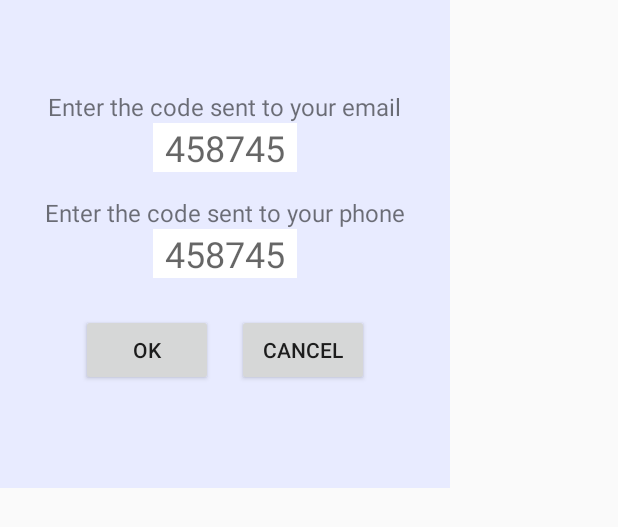
After one commit to Adham-Mostafa99/C4Deaf, an Android app: the layout pop_layout.xml on its own in the app's theme, with its tools: preview values and no code run, on a phone screen of 412 x 824 dp. The commit adds this screen. Shown: the top 527 px of the screen. Run offline under Robolectric (Android 15) with nearby library versions, the phone set to English and light mode, and no system bars; Roboto replaces fonts that are not available here.

Commit message:
add pop up confirm window

```diff
--- a/app/src/main/AndroidManifest.xml
+++ b/app/src/main/AndroidManifest.xml
@@ -10,14 +10,14 @@
         android:roundIcon="@mipmap/ic_launcher_round"
         android:supportsRtl="true"
         android:theme="@style/AppTheme">
-        <activity android:name=".ui.ChatMenuActivity">
+        <activity android:name=".ui.ChatMenuActivity"/>
+        <activity android:name=".ui.SignUpActivity" >
             <intent-filter>
                 <action android:name="android.intent.action.MAIN" />
 
                 <category android:name="android.intent.category.LAUNCHER" />
             </intent-filter>
         </activity>
-        <activity android:name=".ui.SignUpActivity" />
         <activity android:name=".ui.SignInActivity">
 
         </activity>
--- a/app/src/main/java/com/example/graduationproject/ui/SignUpActivity.java
+++ b/app/src/main/java/com/example/graduationproject/ui/SignUpActivity.java
@@ -4,6 +4,7 @@ import android.Manifest;
 import android.app.AlertDialog;
 import android.app.DatePickerDialog;
 import android.app.Dialog;
+import android.content.Context;
 import android.content.DialogInterface;
 import android.content.Intent;
 import android.content.pm.PackageManager;
@@ -12,6 +13,8 @@ import android.net.Uri;
 import android.os.Bundle;
 import android.provider.MediaStore;
 import android.util.Log;
+import android.view.Gravity;
+import android.view.LayoutInflater;
 import android.view.View;
 import android.widget.AdapterView;
 import android.widget.ArrayAdapter;
@@ -20,12 +23,15 @@ import android.widget.CheckBox;
 import android.widget.DatePicker;
 import android.widget.EditText;
 import android.widget.ImageView;
+import android.widget.LinearLayout;
+import android.widget.PopupWindow;
 import android.widget.Spinner;
 import android.widget.TextView;
 import android.widget.Toast;
 
 import androidx.annotation.Nullable;
 import androidx.appcompat.app.AppCompatActivity;
+import androidx.constraintlayout.widget.ConstraintLayout;
 import androidx.core.app.ActivityCompat;
 import androidx.core.content.ContextCompat;
 import androidx.fragment.app.DialogFragment;
@@ -36,6 +42,7 @@ import com.rilixtech.widget.countrycodepicker.CountryCodePicker;
 import java.util.ArrayList;
 import java.util.Calendar;
 import java.util.List;
+import java.util.zip.Inflater;
 
 import butterknife.BindView;
 import butterknife.ButterKnife;
@@ -153,6 +160,7 @@ public class SignUpActivity extends AppCompatActivity {
                 String currentGender = genderSelected;
                 String currentState = stateSelected;
 
+
                 //check validate of input user information
                 if (firstName.isEmpty()) {
                     signUpEditFirstName.setError("Enter your first name");
@@ -190,19 +198,63 @@ public class SignUpActivity extends AppCompatActivity {
                     Toast.makeText(getApplicationContext(), "done", Toast.LENGTH_SHORT).show();
                     Log.v("SignUpActivity", message);
 
-
+                    //confirming the uer email and phone number
+                    confirmEmailAndPhone();
                 }
-
 
             }
         });
 
-        //already have account
-        //so sign in instead
+        /**
+         * already have account
+         * so sign in instead
+         */
         signUpHaveAccount.setOnClickListener(new View.OnClickListener() {
             @Override
             public void onClick(View v) {
 
+            }
+        });
+
+    }
+
+
+    public void confirmEmailAndPhone() {
+        //find the constrain in sign_up layout
+        // to be the parent o the popup Window
+        ConstraintLayout constraintLayout = findViewById(R.id.sign_up_layout);
+
+        //make the width and height for the pop Window
+        int width = LinearLayout.LayoutParams.WRAP_CONTENT;
+        int height = LinearLayout.LayoutParams.WRAP_CONTENT;
+
+        // lets taps outside the popup also dismiss it
+        boolean focusable = false;
+
+        //inflate new layout with specific layout(pop_layout) for the pop window
+        LayoutInflater layoutInflater = (LayoutInflater) getSystemService(LAYOUT_INFLATER_SERVICE);
+        View popLayout = layoutInflater.inflate(R.layout.pop_layout, null);
+
+        //create instance of popupWindow by specific view, width, and height
+        PopupWindow popupWindow = new PopupWindow(popLayout, width, height, focusable);
+
+        //show the created instance in specific location
+        popupWindow.showAtLocation(constraintLayout, Gravity.CENTER, 0, 0);
+
+        //declare the cancel button in popWindow
+        Button cancelButton = popLayout.findViewById(R.id.cancel_button);
+        cancelButton.setOnClickListener(new View.OnClickListener() {
+            @Override
+            public void onClick(View v) {
+                popupWindow.dismiss();
+            }
+        });
+
+        Button okButton = popLayout.findViewById(R.id.ok_button);
+        okButton.setOnClickListener(new View.OnClickListener() {
+            @Override
+            public void onClick(View v) {
+                //handel click
             }
         });
 
@@ -242,14 +294,12 @@ public class SignUpActivity extends AppCompatActivity {
         }
     }
 
-
     public void setSpinnerState() {
         ArrayAdapter<String> adapter_state = new ArrayAdapter<>(this, android.R.layout.simple_spinner_item, state);
         //to specify the design of menu with items
         adapter_state.setDropDownViewResource(android.R.layout.simple_spinner_dropdown_item);
         signUpSpinnerState.setAdapter(adapter_state);
     }
-
 
     public void setSpinnerGender() {
         ArrayAdapter<String> adapter_gender = new ArrayAdapter<>(this, android.R.layout.simple_spinner_item, gender);
@@ -290,7 +340,6 @@ public class SignUpActivity extends AppCompatActivity {
 
 
     }
-
 
     @Override
     protected void onActivityResult(int requestCode, int resultCode, @Nullable Intent data) {
--- a/app/src/main/res/layout/activity_sign_up.xml
+++ b/app/src/main/res/layout/activity_sign_up.xml
@@ -7,6 +7,7 @@
     android:background="@drawable/lower_background">
 
     <androidx.constraintlayout.widget.ConstraintLayout
+        android:id="@+id/sign_up_layout"
         android:layout_width="match_parent"
         android:layout_height="wrap_content"
         tools:context=".ui.SignUpActivity">
--- /dev/null
+++ b/app/src/main/res/layout/pop_layout.xml
@@ -0,0 +1,64 @@
+<?xml version="1.0" encoding="utf-8"?>
+<LinearLayout xmlns:android="http://schemas.android.com/apk/res/android"
+    android:id="@+id/layout_pop"
+    android:layout_width="wrap_content"
+    android:layout_height="wrap_content"
+    android:background="#E8EBFF"
+    android:orientation="vertical"
+    android:paddingHorizontal="30dp"
+    android:paddingVertical="60dp">
+
+    <TextView
+        android:layout_width="wrap_content"
+        android:layout_height="wrap_content"
+        android:layout_gravity="center"
+        android:text="Enter the code sent to your email"
+        android:textSize="16sp" />
+
+    <EditText
+        android:layout_width="wrap_content"
+        android:layout_height="wrap_content"
+        android:layout_gravity="center"
+        android:background="@android:color/white"
+        android:hint="458745"
+        android:paddingHorizontal="8dp"
+        android:textSize="24sp" />
+
+    <TextView
+        android:layout_width="wrap_content"
+        android:layout_height="wrap_content"
+        android:layout_gravity="center"
+        android:layout_marginTop="16dp"
+        android:text="Enter the code sent to your phone"
+        android:textSize="16sp" />
+
+    <EditText
+        android:layout_width="wrap_content"
+        android:layout_height="wrap_content"
+        android:layout_gravity="center"
+        android:background="@android:color/white"
+        android:hint="458745"
+        android:paddingHorizontal="8dp"
+        android:textSize="24sp" />
+
+    <LinearLayout
+        android:layout_width="wrap_content"
+        android:layout_height="wrap_content"
+        android:layout_marginTop="16dp"
+        android:layout_gravity="center"
+        android:orientation="horizontal">
+        <Button
+            android:id="@+id/ok_button"
+            android:layout_margin="8dp"
+            android:layout_width="wrap_content"
+            android:layout_height="wrap_content"
+            android:text="Ok" />
+        <Button
+            android:layout_margin="8dp"
+            android:id="@+id/cancel_button"
+            android:layout_width="wrap_content"
+            android:layout_height="wrap_content"
+            android:text="Cancel" />
+    </LinearLayout>
+
+</LinearLayout>
```
